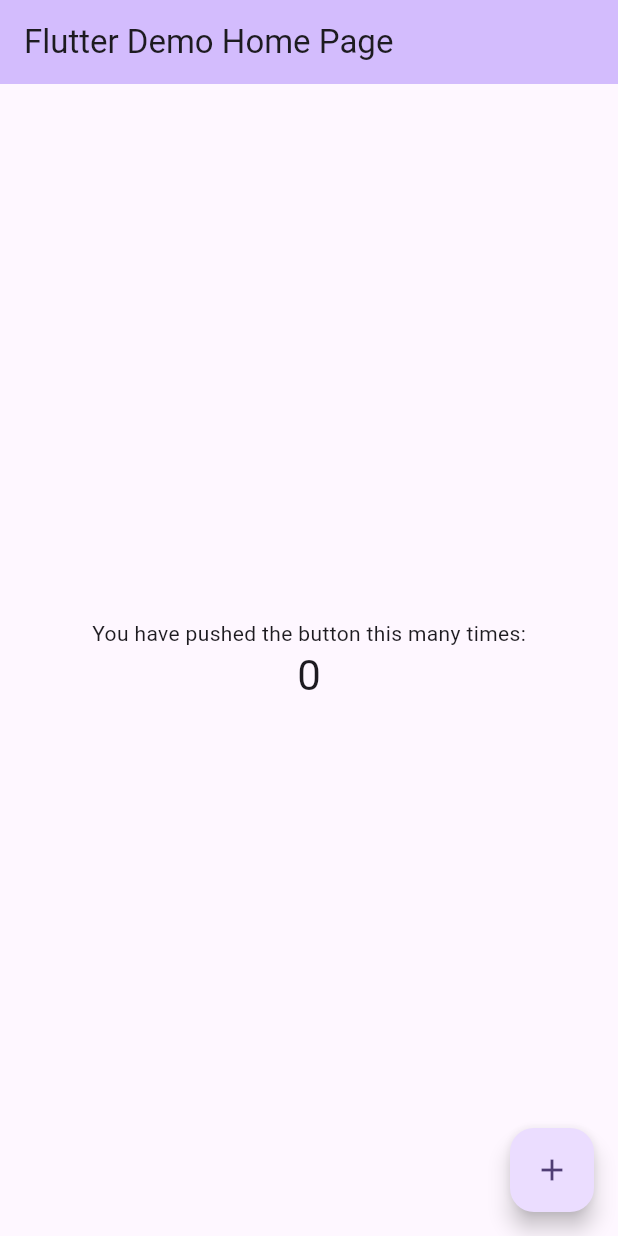
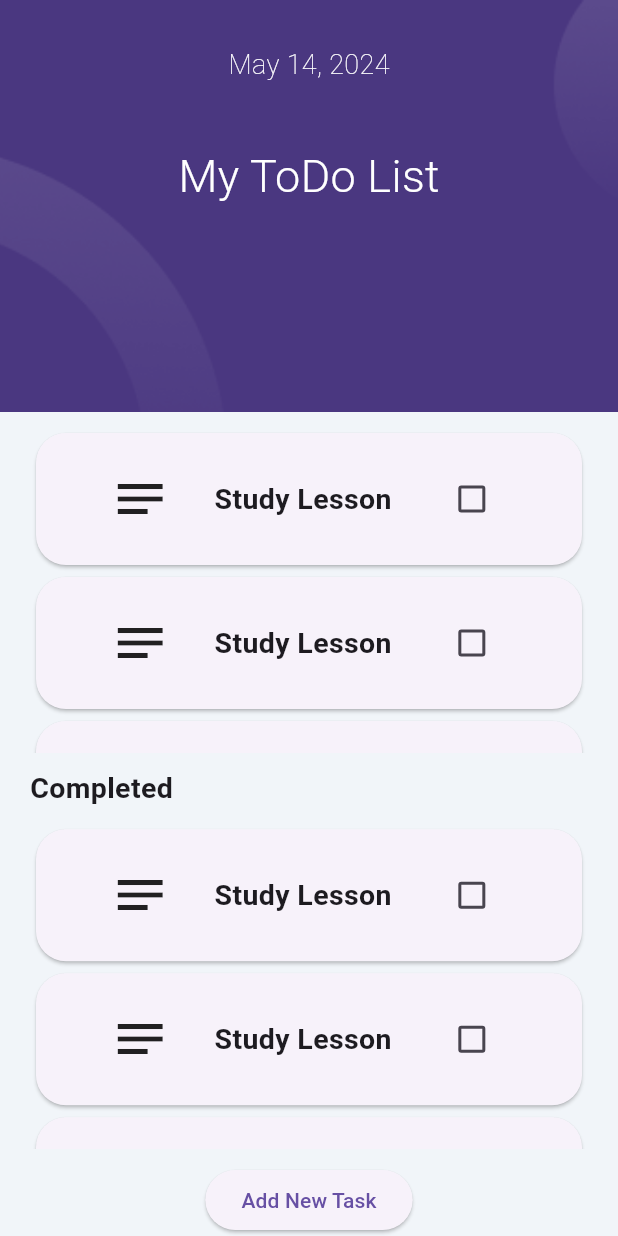
Before and after one commit to omersaluk/ToDoAppFlutter, a Flutter app: the screen it shows after launch, on a phone screen of 412 x 824 dp. Run offline on Flutter 3.47's test engine with Material 3 defaults, Android fonts, the phone set to English and light mode, and no system bars; our stand-ins replace hexcolor.

Commit message:
Simple interface adjustments were made

```diff
--- /dev/null
+++ b/lib/const/color.dart
@@ -0,0 +1 @@
+const String backgroundcolor = "#F1F5F9";
--- a/lib/main.dart
+++ b/lib/main.dart
@@ -1,4 +1,5 @@
 import 'package:flutter/material.dart';
+import 'package:todo_app_flutter/pages/home_page.dart';
 
 void main() {
   runApp(const MyApp());
@@ -11,115 +12,9 @@ class MyApp extends StatelessWidget {
   @override
   Widget build(BuildContext context) {
     return MaterialApp(
-      title: 'Flutter Demo',
-      theme: ThemeData(
-        // This is the theme of your application.
-        //
-        // TRY THIS: Try running your application with "flutter run". You'll see
-        // the application has a purple toolbar. Then, without quitting the app,
-        // try changing the seedColor in the colorScheme below to Colors.green
-        // and then invoke "hot reload" (save your changes or press the "hot
-        // reload" button in a Flutter-supported IDE, or press "r" if you used
-        // the command line to start the app).
-        //
-        // Notice that the counter didn't reset back to zero; the application
-        // state is not lost during the reload. To reset the state, use hot
-        // restart instead.
-        //
-        // This works for code too, not just values: Most code changes can be
-        // tested with just a hot reload.
-        colorScheme: ColorScheme.fromSeed(seedColor: Colors.deepPurple),
-        useMaterial3: true,
-      ),
-      home: const MyHomePage(title: 'Flutter Demo Home Page'),
+      debugShowCheckedModeBanner: false,
+      theme: ThemeData(),
+      home: const HomePage(),
     );
   }
 }
-
-class MyHomePage extends StatefulWidget {
-  const MyHomePage({super.key, required this.title});
-
-  // This widget is the home page of your application. It is stateful, meaning
-  // that it has a State object (defined below) that contains fields that affect
-  // how it looks.
-
-  // This class is the configuration for the state. It holds the values (in this
-  // case the title) provided by the parent (in this case the App widget) and
-  // used by the build method of the State. Fields in a Widget subclass are
-  // always marked "final".
-
-  final String title;
-
-  @override
-  State<MyHomePage> createState() => _MyHomePageState();
-}
-
-class _MyHomePageState extends State<MyHomePage> {
-  int _counter = 0;
-
-  void _incrementCounter() {
-    setState(() {
-      // This call to setState tells the Flutter framework that something has
-      // changed in this State, which causes it to rerun the build method below
-      // so that the display can reflect the updated values. If we changed
-      // _counter without calling setState(), then the build method would not be
-      // called again, and so nothing would appear to happen.
-      _counter++;
-    });
-  }
-
-  @override
-  Widget build(BuildContext context) {
-    // This method is rerun every time setState is called, for instance as done
-    // by the _incrementCounter method above.
-    //
-    // The Flutter framework has been optimized to make rerunning build methods
-    // fast, so that you can just rebuild anything that needs updating rather
-    // than having to individually change instances of widgets.
-    return Scaffold(
-      appBar: AppBar(
-        // TRY THIS: Try changing the color here to a specific color (to
-        // Colors.amber, perhaps?) and trigger a hot reload to see the AppBar
-        // change color while the other colors stay the same.
-        backgroundColor: Theme.of(context).colorScheme.inversePrimary,
-        // Here we take the value from the MyHomePage object that was created by
-        // the App.build method, and use it to set our appbar title.
-        title: Text(widget.title),
-      ),
-      body: Center(
-        // Center is a layout widget. It takes a single child and positions it
-        // in the middle of the parent.
-        child: Column(
-          // Column is also a layout widget. It takes a list of children and
-          // arranges them vertically. By default, it sizes itself to fit its
-          // children horizontally, and tries to be as tall as its parent.
-          //
-          // Column has various properties to control how it sizes itself and
-          // how it positions its children. Here we use mainAxisAlignment to
-          // center the children vertically; the main axis here is the vertical
-          // axis because Columns are vertical (the cross axis would be
-          // horizontal).
-          //
-          // TRY THIS: Invoke "debug painting" (choose the "Toggle Debug Paint"
-          // action in the IDE, or press "p" in the console), to see the
-          // wireframe for each widget.
-          mainAxisAlignment: MainAxisAlignment.center,
-          children: <Widget>[
-            const Text(
-              'You have pushed the button this many times:',
-            ),
-            Text(
-              '$_counter',
-              style: Theme.of(context).textTheme.headlineMedium,
-            ),
-          ],
-        ),
-      ),
-      floatingActionButton: FloatingActionButton(
-        onPressed: _incrementCounter,
-        tooltip: 'Increment',
-        child: const Icon(Icons.add),
-      ), // This trailing comma makes auto-formatting nicer for build methods.
-    );
-  }
-}
--- /dev/null
+++ b/lib/pages/home_page.dart
@@ -0,0 +1,270 @@
+import 'package:flutter/cupertino.dart';
+import 'package:flutter/material.dart';
+import 'package:flutter/widgets.dart';
+import 'package:hexcolor/hexcolor.dart';
+import 'package:todo_app_flutter/const/color.dart';
+
+class HomePage extends StatefulWidget {
+  const HomePage({super.key});
+
+  @override
+  State<HomePage> createState() => _HomePageState();
+}
+
+class _HomePageState extends State<HomePage> {
+  bool _isChecked = false;
+
+  @override
+  Widget build(BuildContext context) {
+    double deviceHeight = MediaQuery.of(context).size.height;
+    double deviceWidth = MediaQuery.of(context).size.width;
+
+    return SafeArea(
+      child: Scaffold(
+        backgroundColor: HexColor(backgroundcolor),
+        extendBodyBehindAppBar: true,
+        body: Column(
+          children: [
+            Container(
+              width: deviceWidth,
+              height: deviceHeight / 3,
+              decoration: const BoxDecoration(
+                  color: Colors.purple,
+                  image: DecorationImage(
+                      image: AssetImage("assets/header.png"),
+                      fit: BoxFit.cover)),
+              child: const Column(
+                children: [
+                  Padding(
+                    padding: EdgeInsets.only(top: 30),
+                    child: Text(
+                      "May 14, 2024",
+                      style: TextStyle(
+                          color: Colors.white,
+                          fontSize: 18,
+                          fontWeight: FontWeight.w200),
+                    ),
+                  ),
+                  Padding(
+                    padding: EdgeInsets.only(top: 40),
+                    child: Text(
+                      "My ToDo List",
+                      style: TextStyle(
+                          color: Colors.white,
+                          fontSize: 30,
+                          fontWeight: FontWeight.w300),
+                    ),
+                  )
+                ],
+              ),
+            ),
+            Expanded(
+              child: Padding(
+                padding: const EdgeInsets.fromLTRB(20, 10, 20, 10),
+                child: SingleChildScrollView(
+                  child: Column(
+                    children: [
+                      Card(
+                        shape: RoundedRectangleBorder(
+                            borderRadius: BorderRadius.circular(20)),
+                        child: Padding(
+                          padding: const EdgeInsets.all(20),
+                          child: Row(
+                            mainAxisAlignment: MainAxisAlignment.spaceEvenly,
+                            children: [
+                              const Icon(
+                                Icons.notes_sharp,
+                                size: 40,
+                              ),
+                              const Text(
+                                "Study Lesson",
+                                style: TextStyle(
+                                    fontWeight: FontWeight.w600, fontSize: 19),
+                              ),
+                              Checkbox(
+                                  value: _isChecked,
+                                  onChanged: (val) => {
+                                        setState(() {
+                                          _isChecked = val!;
+                                        }),
+                                      }),
+                            ],
+                          ),
+                        ),
+                      ),
+                      Card(
+                        shape: RoundedRectangleBorder(
+                            borderRadius: BorderRadius.circular(20)),
+                        child: Padding(
+                          padding: const EdgeInsets.all(20),
+                          child: Row(
+                            mainAxisAlignment: MainAxisAlignment.spaceEvenly,
+                            children: [
+                              const Icon(
+                                Icons.notes_sharp,
+                                size: 40,
+                              ),
+                              const Text(
+                                "Study Lesson",
+                                style: TextStyle(
+                                    fontWeight: FontWeight.w600, fontSize: 19),
+                              ),
+                              Checkbox(
+                                  value: _isChecked,
+                                  onChanged: (val) => {
+                                        setState(() {
+                                          _isChecked = val!;
+                                        }),
+                                      }),
+                            ],
+                          ),
+                        ),
+                      ),
+                      Card(
+                        shape: RoundedRectangleBorder(
+                            borderRadius: BorderRadius.circular(20)),
+                        child: Padding(
+                          padding: const EdgeInsets.all(20),
+                          child: Row(
+                            mainAxisAlignment: MainAxisAlignment.spaceEvenly,
+                            children: [
+                              const Icon(
+                                Icons.notes_sharp,
+                                size: 40,
+                              ),
+                              const Text(
+                                "Study Lesson",
+                                style: TextStyle(
+                                    fontWeight: FontWeight.w600, fontSize: 19),
+                              ),
+                              Checkbox(
+                                  value: _isChecked,
+                                  onChanged: (val) => {
+                                        setState(() {
+                                          _isChecked = val!;
+                                        }),
+                                      }),
+                            ],
+                          ),
+                        ),
+                      ),
+                    ],
+                  ),
+                ),
+              ),
+            ),
+            const Padding(
+              padding: EdgeInsets.only(left: 20),
+              child: Align(
+                alignment: Alignment.centerLeft,
+                child: Text(
+                  "Completed",
+                  style: TextStyle(fontWeight: FontWeight.w600, fontSize: 19),
+                ),
+              ),
+            ),
+            Expanded(
+              child: Padding(
+                padding: const EdgeInsets.fromLTRB(20, 10, 20, 10),
+                child: SingleChildScrollView(
+                  child: Column(
+                    children: [
+                      Card(
+                        shape: RoundedRectangleBorder(
+                            borderRadius: BorderRadius.circular(20)),
+                        child: Padding(
+                          padding: const EdgeInsets.all(20),
+                          child: Row(
+                            mainAxisAlignment: MainAxisAlignment.spaceEvenly,
+                            children: [
+                              const Icon(
+                                Icons.notes_sharp,
+                                size: 40,
+                              ),
+                              const Text(
+                                "Study Lesson",
+                                style: TextStyle(
+                                    fontWeight: FontWeight.w600, fontSize: 19),
+                              ),
+                              Checkbox(
+                                  value: _isChecked,
+                                  onChanged: (val) => {
+                                        setState(() {
+                                          _isChecked = val!;
+                                        }),
+                                      }),
+                            ],
+                          ),
+                        ),
+                      ),
+                      Card(
+                        shape: RoundedRectangleBorder(
+                            borderRadius: BorderRadius.circular(20)),
+                        child: Padding(
+                          padding: const EdgeInsets.all(20),
+                          child: Row(
+                            mainAxisAlignment: MainAxisAlignment.spaceEvenly,
+                            children: [
+                              const Icon(
+                                Icons.notes_sharp,
+                                size: 40,
+                              ),
+                              const Text(
+                                "Study Lesson",
+                                style: TextStyle(
+                                    fontWeight: FontWeight.w600, fontSize: 19),
+                              ),
+                              Checkbox(
+                                  value: _isChecked,
+                                  onChanged: (val) => {
+                                        setState(() {
+                                          _isChecked = val!;
+                                        }),
+                                      }),
+                            ],
+                          ),
+                        ),
+                      ),
+                      Card(
+                        shape: RoundedRectangleBorder(
+                            borderRadius: BorderRadius.circular(20)),
+                        child: Padding(
+                          padding: const EdgeInsets.all(20),
+                          child: Row(
+                            mainAxisAlignment: MainAxisAlignment.spaceEvenly,
+                            children: [
+                              const Icon(
+                                Icons.notes_sharp,
+                                size: 40,
+                              ),
+                              const Text(
+                                "Study Lesson",
+                                style: TextStyle(
+                                    fontWeight: FontWeight.w600, fontSize: 19),
+                              ),
+                              Checkbox(
+                                  value: _isChecked,
+                                  onChanged: (val) => {
+                                        setState(() {
+                                          _isChecked = val!;
+                                        }),
+                                      }),
+                            ],
+                          ),
+                        ),
+                      ),
+                    ],
+                  ),
+                ),
+              ),
+            ),
+            ElevatedButton(
+              onPressed: () {},
+              child: Text("Add New Task"),
+            ),
+          ],
+        ),
+      ),
+    );
+  }
+}
```
Also changed, not shown: pubspec.yaml (+4 -3 lines), assets/header.png (added), pubspec.lock.
